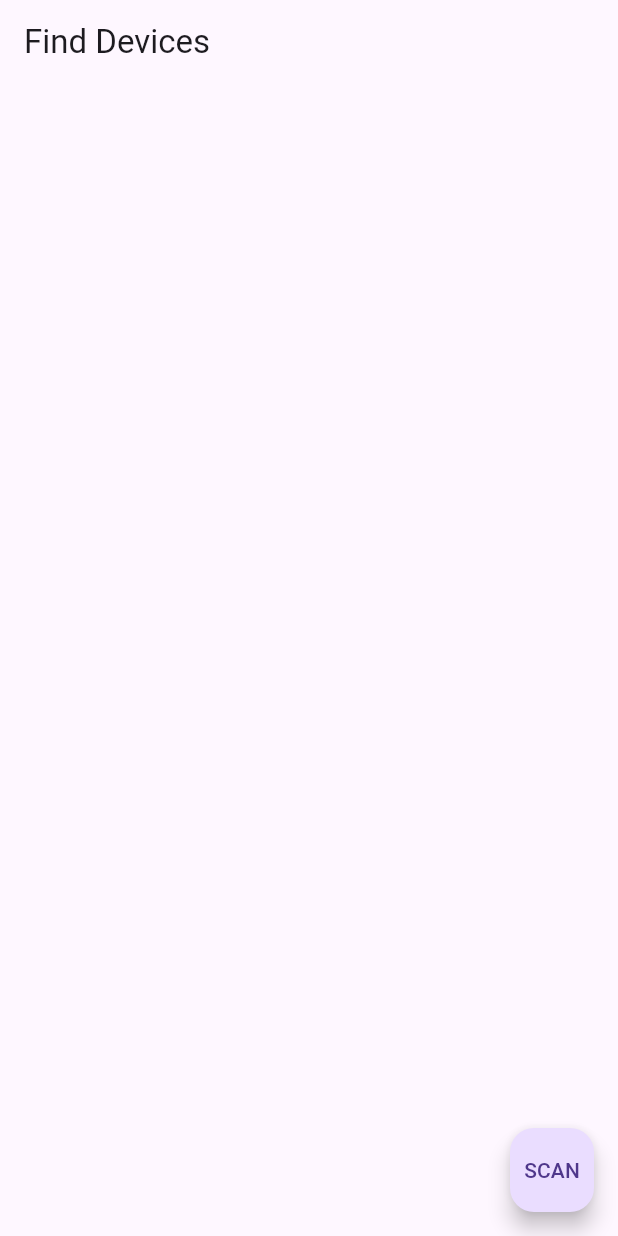
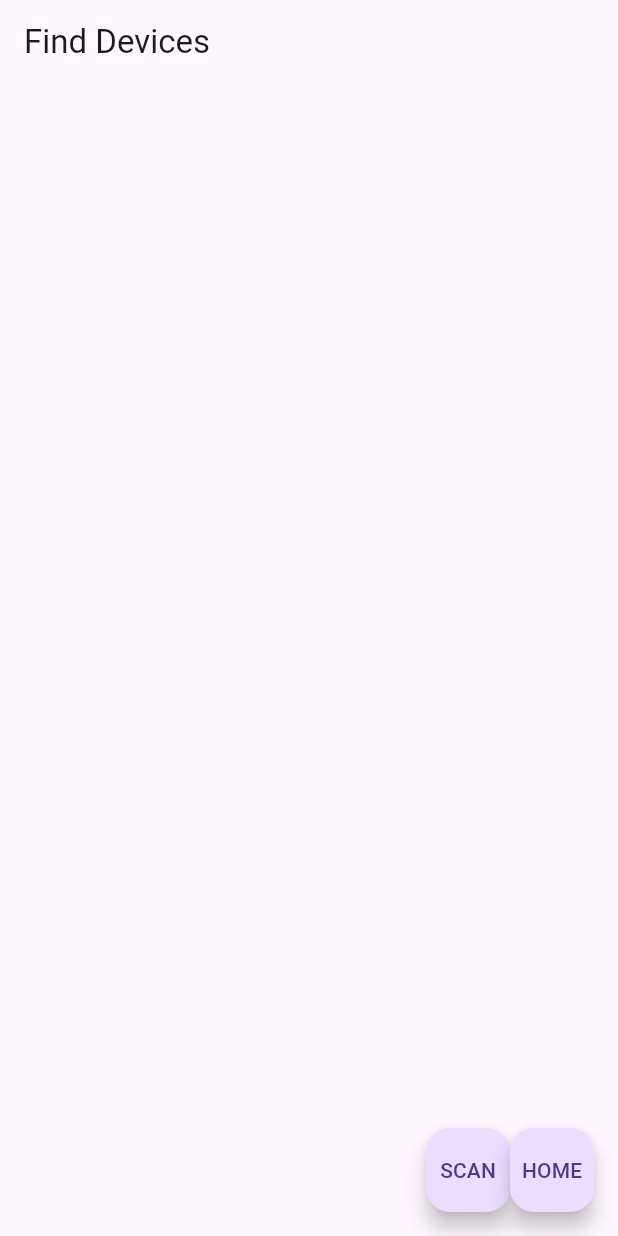
Before and after one commit to wmmnpr/ergpm_diagnostics, a Flutter app: the screen it shows after launch, after a tap on the "start" icon, on a phone screen of 412 x 824 dp. Run offline on Flutter 3.47's test engine with Material 3 defaults, Android fonts, the light colour scheme and no system bars; our stand-ins replace flutter_blue_plus.

Commit message:
better navigation

```diff
--- a/lib/main.dart
+++ b/lib/main.dart
@@ -16,7 +16,7 @@ class ErgPmDiagnosticsApp extends StatelessWidget {
 
   void _handleCheckConnected(BuildContext context) {
     _outputTextController.text += 'clicked _handleCheckConnected\n';
-    Navigator.push(
+    Navigator.pushReplacement(
         context, MaterialPageRoute(builder: (context) => const ScanPageWidget()));
   }
 
--- a/lib/screens/scan_screen.dart
+++ b/lib/screens/scan_screen.dart
@@ -55,12 +55,14 @@ class _ScanScreenState extends State<ScanScreen> {
     try {
       _systemDevices = await FlutterBluePlus.systemDevices;
     } catch (e) {
-      Snackbar.show(ABC.b, prettyException("System Devices Error:", e), success: false);
+      Snackbar.show(
+          ABC.b, prettyException("System Devices Error:", e), success: false);
     }
     try {
       await FlutterBluePlus.startScan(timeout: const Duration(seconds: 15));
     } catch (e) {
-      Snackbar.show(ABC.b, prettyException("Start Scan Error:", e), success: false);
+      Snackbar.show(
+          ABC.b, prettyException("Start Scan Error:", e), success: false);
     }
     if (mounted) {
       setState(() {});
@@ -71,16 +73,19 @@ class _ScanScreenState extends State<ScanScreen> {
     try {
       FlutterBluePlus.stopScan();
     } catch (e) {
-      Snackbar.show(ABC.b, prettyException("Stop Scan Error:", e), success: false);
+      Snackbar.show(
+          ABC.b, prettyException("Stop Scan Error:", e), success: false);
     }
   }
 
   void onConnectPressed(BluetoothDevice device) {
     device.connectAndUpdateStream().catchError((e) {
-      Snackbar.show(ABC.c, prettyException("Connect Error:", e), success: false);
+      Snackbar.show(
+          ABC.c, prettyException("Connect Error:", e), success: false);
     });
     MaterialPageRoute route = MaterialPageRoute(
-        builder: (context) => DeviceScreen(device: device), settings: RouteSettings(name: '/DeviceScreen'));
+        builder: (context) => DeviceScreen(device: device),
+        settings: RouteSettings(name: '/DeviceScreen'));
     Navigator.of(context).push(route);
   }
 
@@ -102,16 +107,32 @@ class _ScanScreenState extends State<ScanScreen> {
         backgroundColor: Colors.red,
       );
     } else {
-      return FloatingActionButton(child: const Text("SCAN"), onPressed: onScanPressed);
+      return Row(
+          mainAxisAlignment: MainAxisAlignment.end,
+          children: [
+            FloatingActionButton(
+                child: const Text("SCAN"),
+                onPressed: onScanPressed
+            ),
+            FloatingActionButton(
+                child: const Text("HOME"),
+                onPressed: () => {
+                  Navigator.pop(context)
+                }
+            )
+          ]
+      );
     }
   }
 
   List<Widget> _buildSystemDeviceTiles(BuildContext context) {
     return _systemDevices
         .map(
-          (d) => SystemDeviceTile(
+          (d) =>
+          SystemDeviceTile(
             device: d,
-            onOpen: () => Navigator.of(context).push(
+            onOpen: () =>
+                Navigator.of(context).push(
                   MaterialPageRoute(
                     builder: (context) => DeviceScreen(device: d),
                     settings: RouteSettings(name: '/DeviceScreen'),
@@ -126,7 +147,8 @@ class _ScanScreenState extends State<ScanScreen> {
   List<Widget> _buildScanResultTiles(BuildContext context) {
     return _scanResults
         .map(
-          (r) => ScanResultTile(
+          (r) =>
+          ScanResultTile(
             result: r,
             onTap: () => onConnectPressed(r.device),
           ),
```
Lines whose indentation alone changed are shown as unchanged.
